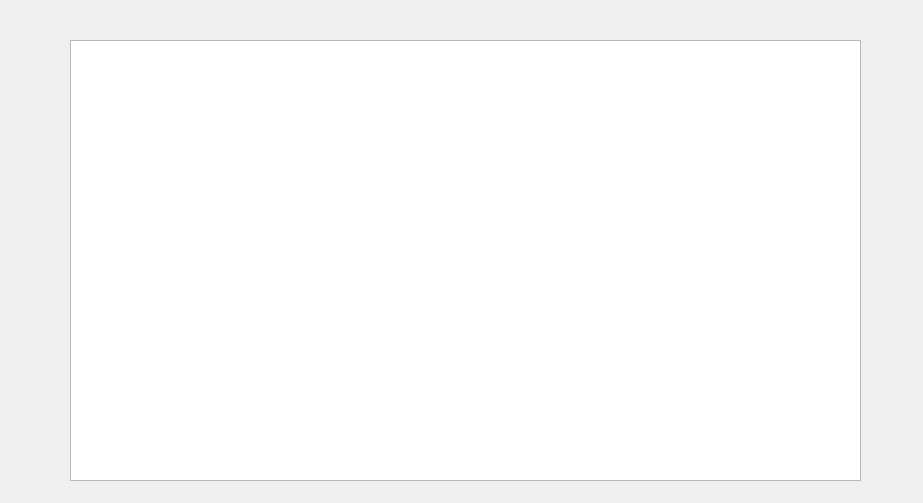
Old version of the form client/fightshistorywindow.ui in the repository VladZg/Network_Battleship_2vs1.
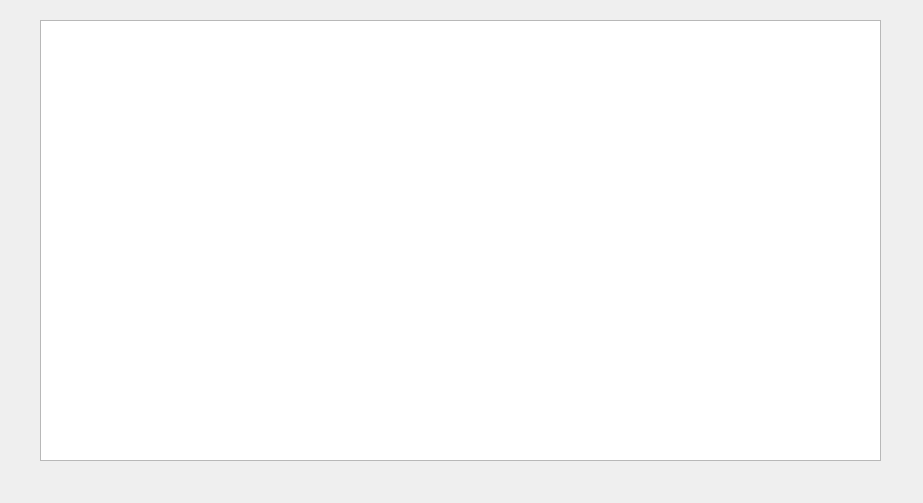
New version of the form.

Commit message: historyGames window added, bugs in database table GamesEndings remains

Patch:
```diff
--- a/client/fightshistorywindow.ui
+++ b/client/fightshistorywindow.ui
@@ -13,12 +13,12 @@
   <property name="windowTitle">
    <string>Form</string>
   </property>
-  <widget class="QTableView" name="tableView">
+  <widget class="QTableWidget" name="tableWidget">
    <property name="geometry">
     <rect>
-     <x>70</x>
-     <y>40</y>
-     <width>791</width>
+     <x>40</x>
+     <y>20</y>
+     <width>841</width>
      <height>441</height>
     </rect>
    </property>
```
The commit also changes 8 other files.
